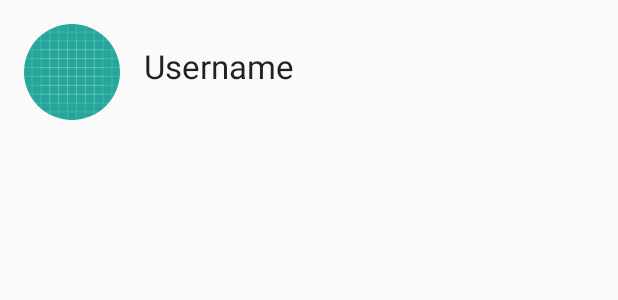
After one commit to Harshitb1/Blog-Hub, an Android app: the layout row_user.xml on its own in the app's theme, with its tools: preview values and no code run, on a phone screen of 412 x 824 dp. The commit adds this screen. Shown: the top 300 px of the screen. Run offline under Robolectric (Android 15) with nearby library versions, the phone set to English and light mode, and no system bars.

Commit message:
userName search

```diff
--- a/app/src/main/java/com/example/sagar/bloghub/SetupActivity.java
+++ b/app/src/main/java/com/example/sagar/bloghub/SetupActivity.java
@@ -192,6 +192,9 @@ public class SetupActivity extends AppCompatActivity {
             CropImage.ActivityResult result = CropImage.getActivityResult(data);
             if (resultCode == RESULT_OK) {
                 profileImageUri = result.getUri();
+                circleImageView.getLayoutParams().height = 400;
+                circleImageView.getLayoutParams().width = 400;
+                circleImageView.requestLayout();
                 circleImageView.setImageURI(profileImageUri);
                 isChanged = true;
             } else if (resultCode == CropImage.CROP_IMAGE_ACTIVITY_RESULT_ERROR_CODE) {
--- /dev/null
+++ b/app/src/main/res/layout/row_user.xml
@@ -0,0 +1,35 @@
+<?xml version="1.0" encoding="utf-8"?>
+<android.support.constraint.ConstraintLayout xmlns:android="http://schemas.android.com/apk/res/android"
+    xmlns:app="http://schemas.android.com/apk/res-auto"
+    android:layout_width="match_parent"
+    android:layout_height="wrap_content">
+
+    <de.hdodenhof.circleimageview.CircleImageView
+        android:id="@+id/avatar"
+        android:layout_width="0dp"
+        android:layout_height="64dp"
+        android:layout_marginBottom="16dp"
+        android:layout_marginStart="16dp"
+        android:layout_marginTop="16dp"
+        app:layout_constraintBottom_toBottomOf="parent"
+        app:layout_constraintDimensionRatio="w,1:1"
+        app:layout_constraintStart_toStartOf="parent"
+        app:layout_constraintTop_toTopOf="parent"
+        app:srcCompat="@drawable/ic_launcher_background" />
+
+    <TextView
+        android:id="@+id/username"
+        android:layout_width="0dp"
+        android:layout_height="wrap_content"
+        android:layout_marginBottom="8dp"
+        android:layout_marginEnd="16dp"
+        android:layout_marginStart="16dp"
+        android:text="Username"
+        android:textAppearance="@style/Base.TextAppearance.AppCompat.Large"
+        app:layout_constraintBottom_toBottomOf="@+id/avatar"
+        app:layout_constraintEnd_toEndOf="parent"
+        app:layout_constraintStart_toEndOf="@+id/avatar"
+        app:layout_constraintTop_toTopOf="@+id/avatar" />
+
+
+</android.support.constraint.ConstraintLayout>
```
Also changed, not shown: app/src/main/java/com/example/sagar/bloghub/BlogRecyclerAdapter.java (+31 -27 lines), app/src/main/java/com/example/sagar/bloghub/SearchUserAdapter.java (added, +67 -0 lines), app/src/main/java/com/example/sagar/bloghub/SearchableActivity.java (+47 -1 lines), app/src/main/java/com/example/sagar/bloghub/User.java (added, +31 -0 lines).
